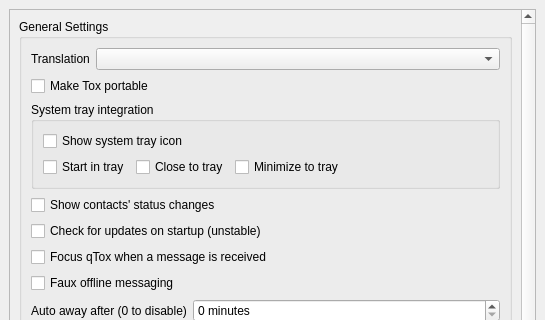
Old version of the form src/widget/form/settings/generalsettings.ui in the repository qTox/qTox; both pictures show x 0 to 545 and y 0 to 320 of the 545 by 644 pixel window.
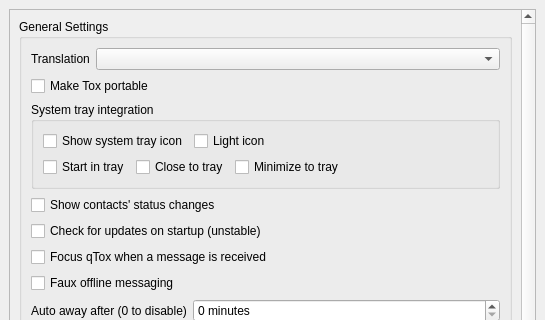
New version of the form.

Commit message: Light tray icon option

Diff of the .ui file:
```diff
--- a/src/widget/form/settings/generalsettings.ui
+++ b/src/widget/form/settings/generalsettings.ui
@@ -39,8 +39,8 @@
        <rect>
         <x>0</x>
         <y>0</y>
-        <width>509</width>
-        <height>849</height>
+        <width>513</width>
+        <height>819</height>
        </rect>
       </property>
       <layout class="QVBoxLayout" name="verticalLayout_4" stretch="0,0,1">
@@ -109,7 +109,7 @@
                </property>
               </widget>
              </item>
-             <item row="1" column="0">
+             <item row="1" column="0" colspan="2">
               <layout class="QHBoxLayout" name="trayBehavior">
                <item>
                 <widget class="QCheckBox" name="startInTray">
@@ -152,6 +152,13 @@
                </item>
               </layout>
              </item>
+             <item row="0" column="1">
+              <widget class="QCheckBox" name="lightTrayIcon">
+               <property name="text">
+                <string>Light icon</string>
+               </property>
+              </widget>
+             </item>
             </layout>
            </widget>
           </item>
```
The commit also changes 26 other files.
